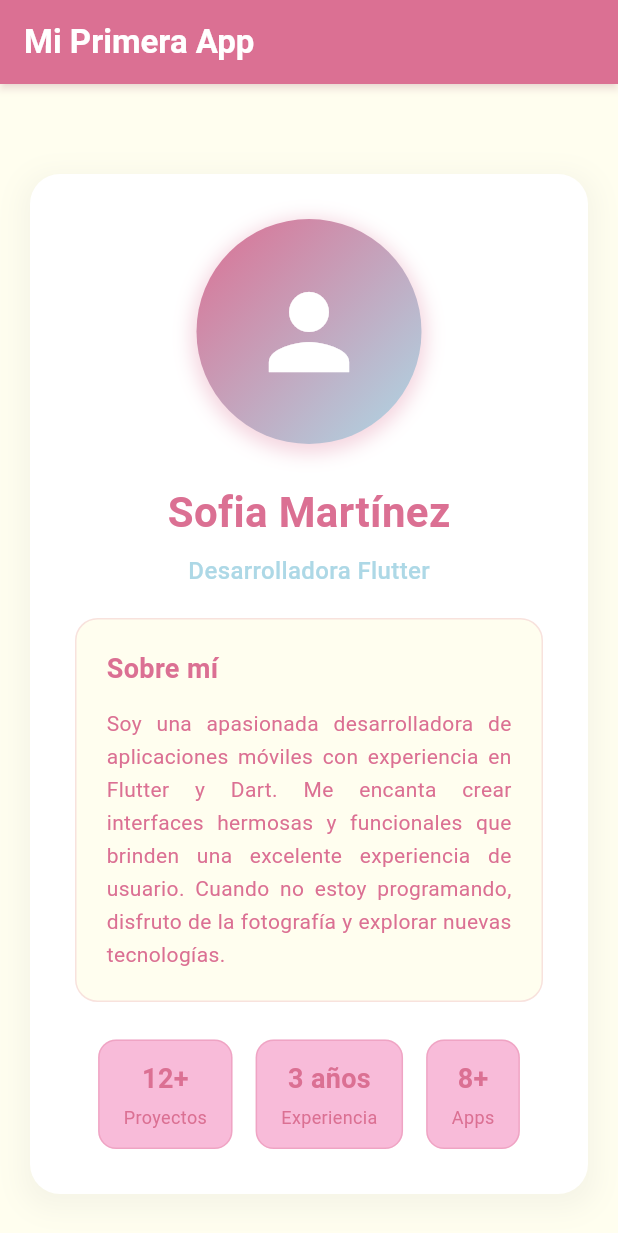
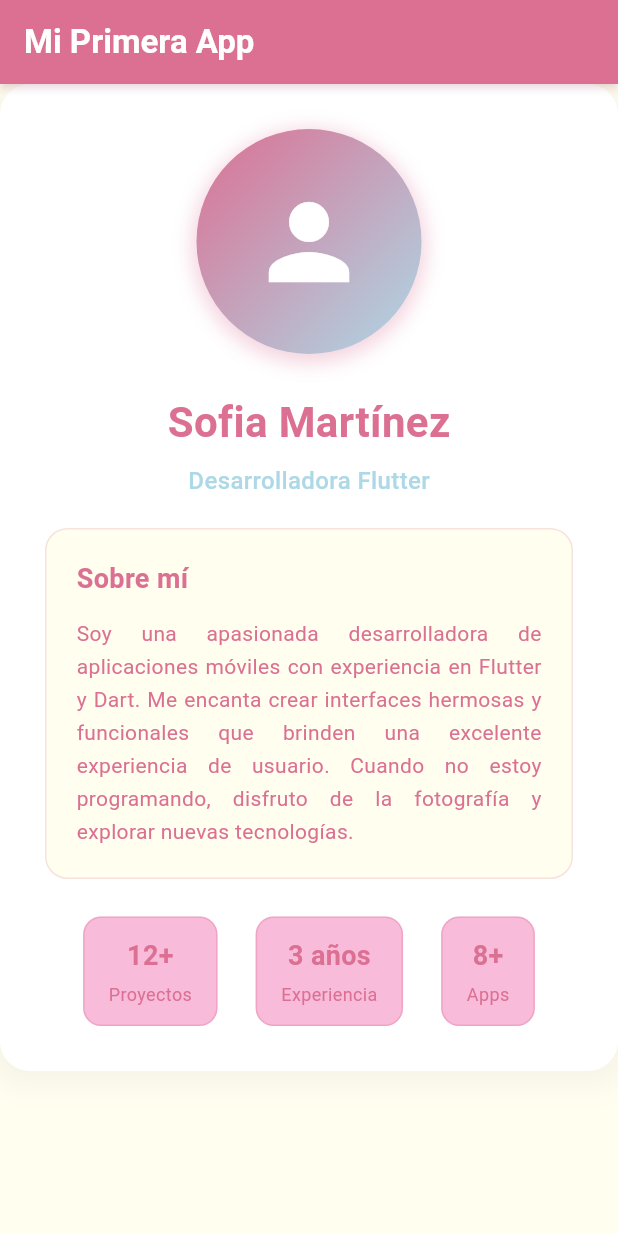
Before and after one commit to kmmelissat/flutter_demo, a Flutter app: the screen it shows after launch, on a phone screen of 412 x 824 dp. Shown: the top 1233 px of the screen. Run offline on Flutter 3.47's test engine with Material 3 defaults, Android fonts, the phone set to English and light mode, and no system bars.

```diff
--- a/lib/main.dart
+++ b/lib/main.dart
@@ -1,6 +1,6 @@
 import 'package:flutter/material.dart';
-import 'theme.dart';
-import 'hero_section.dart';
+import 'app/theme.dart';
+import 'features/hero_section.dart';
 
 void main() {
   runApp(const MyApp());
@@ -40,12 +40,6 @@ class MyHomePage extends StatefulWidget {
 class _MyHomePageState extends State<MyHomePage> {
   @override
   Widget build(BuildContext context) {
-    // This method is rerun every time setState is called, for instance as done
-    // by the _incrementCounter method above.
-    //
-    // The Flutter framework has been optimized to make rerunning build methods
-    // fast, so that you can just rebuild anything that needs updating rather
-    // than having to individually change instances of widgets.
     return Scaffold(
       appBar: AppBar(
         title: Text(
@@ -55,19 +49,9 @@ class _MyHomePageState extends State<MyHomePage> {
         centerTitle: false, // Aligns title to the left
       ),
       body: SingleChildScrollView(
-        child: Padding(
-          padding: const EdgeInsets.all(20.0),
-          child: Column(
-            crossAxisAlignment: CrossAxisAlignment.center,
-            children: [
-              const SizedBox(height: 40),
-
-              // Hero Section
-              const HeroSection(),
-
-              const SizedBox(height: 30),
-            ],
-          ),
+        child: Column(
+          crossAxisAlignment: CrossAxisAlignment.center,
+          children: [const HeroSection(), const SizedBox(height: 30)],
         ),
       ),
     );
```
Also changed, not shown: lib/app/theme.dart (renamed from lib/theme.dart), lib/features/hero_section.dart (renamed from lib/hero_section.dart).
